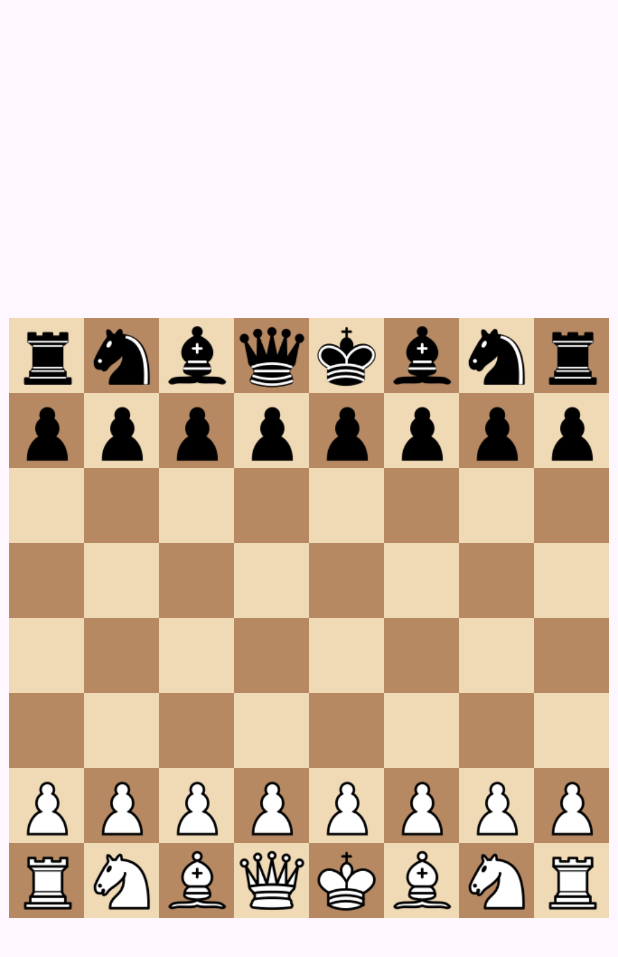
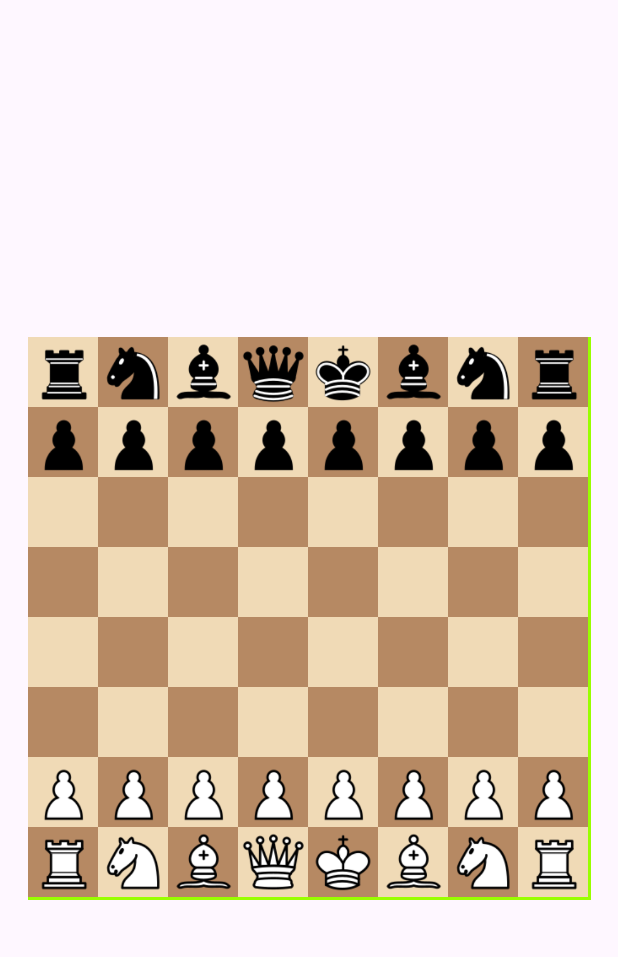
Before and after one commit to Niels023/android-minigames-app, an Android app: the ChessActivity screen opened directly, with no data from a screen before it, on a phone screen of 412 x 824 dp. Shown: the top 957 px of the screen. Run offline under Robolectric (Android 15) with nearby library versions, the light colour scheme and no system bars.

Commit message:
Changed the width size of gridlayout and the imageview's

```diff
--- a/app/src/main/java/com/example/minigamesapp/ChessActivity.java
+++ b/app/src/main/java/com/example/minigamesapp/ChessActivity.java
@@ -38,7 +38,7 @@ public class ChessActivity extends AppCompatActivity {
         chessBoard.boardGrid = gridBoard;
 
         boolean colorIsBlack = false;
-        int squareSize = (int)(50 * getResources().getDisplayMetrics().density); // turning 50dp into pixels cuz the layout params only accept pixels!!
+        int squareSize = (int)(46.875 * getResources().getDisplayMetrics().density); // turning 50dp into pixels cuz the layout params only accept pixels!!
         for (int row = 0; row < 8; row++) {
             for (int col = 0; col < 8; col++) {
                 ImageView square = new ImageView(this);
--- a/app/src/main/res/layout/activity_chess.xml
+++ b/app/src/main/res/layout/activity_chess.xml
@@ -9,8 +9,8 @@
 
     <GridLayout
         android:id="@+id/board"
-        android:layout_width="400dp"
-        android:layout_height="400dp"
+        android:layout_width="375dp"
+        android:layout_height="375dp"
         android:background="#99ff00"
         app:layout_constraintBottom_toBottomOf="parent"
         app:layout_constraintEnd_toEndOf="parent"
```
